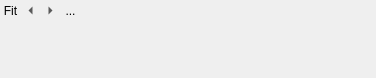
Before: the Qt Designer form qCC/ui_templates/bdrImageEditorPanel.ui in CloudCompare/CloudCompare, drawn with Qt 5.
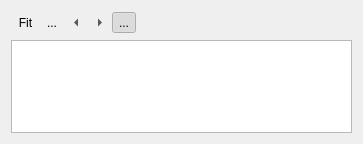
After: the same form once the commit is applied. Icons and pictures are not drawn.

Commit message: display images in bar

The edit to the form file:
```diff
--- a/qCC/ui_templates/bdrImageEditorPanel.ui
+++ b/qCC/ui_templates/bdrImageEditorPanel.ui
@@ -6,22 +6,21 @@
    <rect>
     <x>0</x>
     <y>0</y>
-    <width>376</width>
-    <height>78</height>
+    <width>363</width>
+    <height>144</height>
    </rect>
   </property>
   <property name="windowTitle">
    <string>Image Editor Panel</string>
   </property>
+  <layout class="QVBoxLayout" name="verticalLayout">
+   <item>
+    <layout class="QHBoxLayout" name="horizontalLayout">
+     <property name="spacing">
+      <number>0</number>
+     </property>
+     <item>
   <widget class="QToolButton" name="ZoomFitToolButton">
-   <property name="geometry">
-    <rect>
-     <x>0</x>
-     <y>0</y>
-     <width>21</width>
-     <height>21</height>
-    </rect>
-   </property>
    <property name="toolTip">
     <string>Zoom Fit</string>
    </property>
@@ -42,15 +41,26 @@
     <enum>Qt::NoArrow</enum>
    </property>
   </widget>
+     </item>
+     <item>
+      <widget class="QToolButton" name="OverlayToolButton">
+       <property name="text">
+        <string>...</string>
+       </property>
+       <property name="icon">
+        <iconset resource="../icones.qrc">
+         <normaloff>:/CC/Stocker/images/stocker/plus.png</normaloff>:/CC/Stocker/images/stocker/plus.png</iconset>
+       </property>
+       <property name="checkable">
+        <bool>true</bool>
+       </property>
+       <property name="autoRaise">
+        <bool>true</bool>
+       </property>
+      </widget>
+     </item>
+     <item>
   <widget class="QToolButton" name="PreviousToolButton">
-   <property name="geometry">
-    <rect>
-     <x>20</x>
-     <y>0</y>
-     <width>21</width>
-     <height>21</height>
-    </rect>
-   </property>
    <property name="toolTip">
     <string>Previous</string>
    </property>
@@ -64,15 +74,9 @@
     <enum>Qt::LeftArrow</enum>
    </property>
   </widget>
+     </item>
+     <item>
   <widget class="QToolButton" name="NextToolButton">
-   <property name="geometry">
-    <rect>
-     <x>40</x>
-     <y>0</y>
-     <width>21</width>
-     <height>21</height>
-    </rect>
-   </property>
    <property name="toolTip">
     <string>Previous</string>
    </property>
@@ -86,14 +90,11 @@
     <enum>Qt::RightArrow</enum>
    </property>
   </widget>
-  <widget class="QToolButton" name="OverlayToolButton">
-   <property name="geometry">
-    <rect>
-     <x>60</x>
-     <y>0</y>
-     <width>21</width>
-     <height>21</height>
-    </rect>
+     </item>
+     <item>
+      <widget class="QToolButton" name="toggleListToolButton">
+       <property name="toolTip">
+        <string>Previous</string>
    </property>
    <property name="text">
     <string>...</string>
@@ -105,10 +106,70 @@
    <property name="checkable">
     <bool>true</bool>
    </property>
+       <property name="checked">
+        <bool>true</bool>
+       </property>
    <property name="autoRaise">
     <bool>true</bool>
    </property>
-  </widget>
+       <property name="arrowType">
+        <enum>Qt::NoArrow</enum>
+       </property>
+      </widget>
+     </item>
+     <item>
+      <spacer name="horizontalSpacer">
+       <property name="orientation">
+        <enum>Qt::Horizontal</enum>
+       </property>
+       <property name="sizeHint" stdset="0">
+        <size>
+         <width>40</width>
+         <height>20</height>
+        </size>
+       </property>
+      </spacer>
+     </item>
+    </layout>
+   </item>
+   <item>
+    <widget class="QListWidget" name="imageListWidget">
+     <property name="editTriggers">
+      <set>QAbstractItemView::EditKeyPressed</set>
+     </property>
+     <property name="isWrapping" stdset="0">
+      <bool>false</bool>
+     </property>
+     <property name="resizeMode">
+      <enum>QListView::Fixed</enum>
+     </property>
+     <property name="layoutMode">
+      <enum>QListView::SinglePass</enum>
+     </property>
+     <property name="spacing">
+      <number>0</number>
+     </property>
+     <property name="viewMode">
+      <enum>QListView::IconMode</enum>
+     </property>
+     <property name="modelColumn">
+      <number>0</number>
+     </property>
+     <property name="uniformItemSizes">
+      <bool>false</bool>
+     </property>
+     <property name="wordWrap">
+      <bool>false</bool>
+     </property>
+     <property name="selectionRectVisible">
+      <bool>true</bool>
+     </property>
+     <property name="sortingEnabled">
+      <bool>false</bool>
+     </property>
+    </widget>
+   </item>
+  </layout>
  </widget>
  <resources>
   <include location="../icones.qrc"/>
```
Left out of the diff: 21 changed lines with no effect on the pictures. Lines whose indentation alone changed are shown as unchanged. The commit also changes 8 other files.
